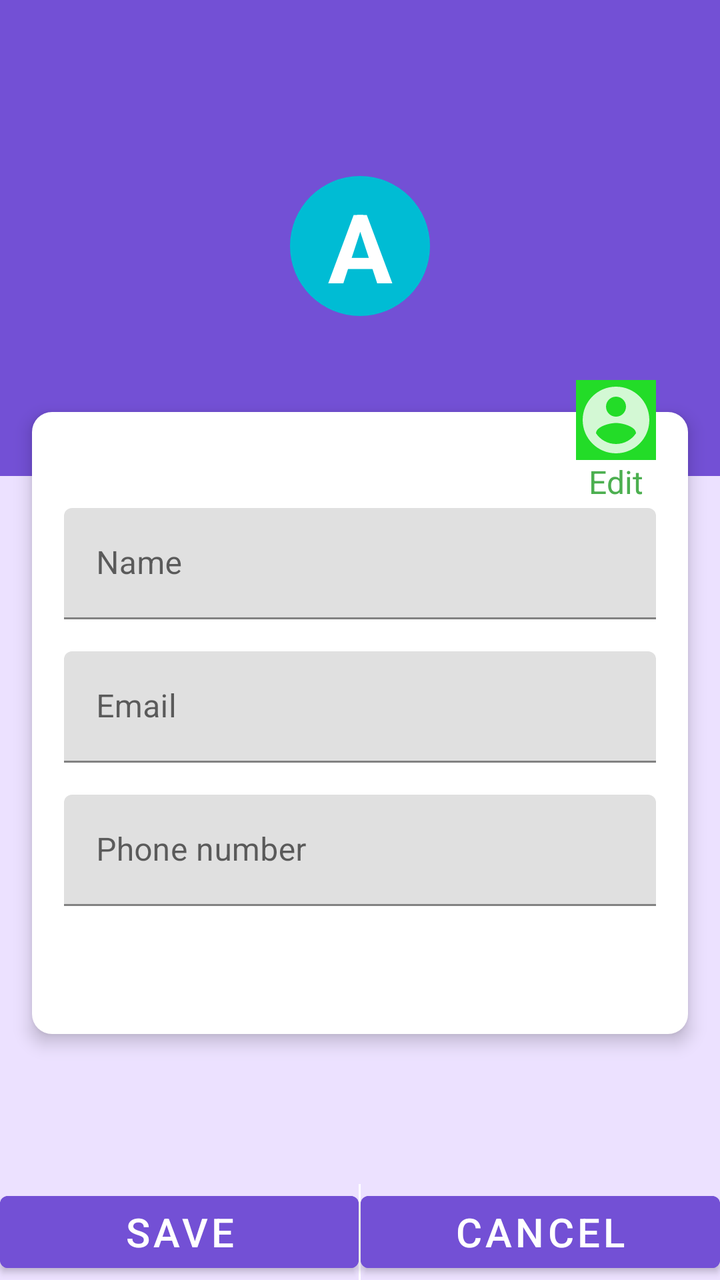
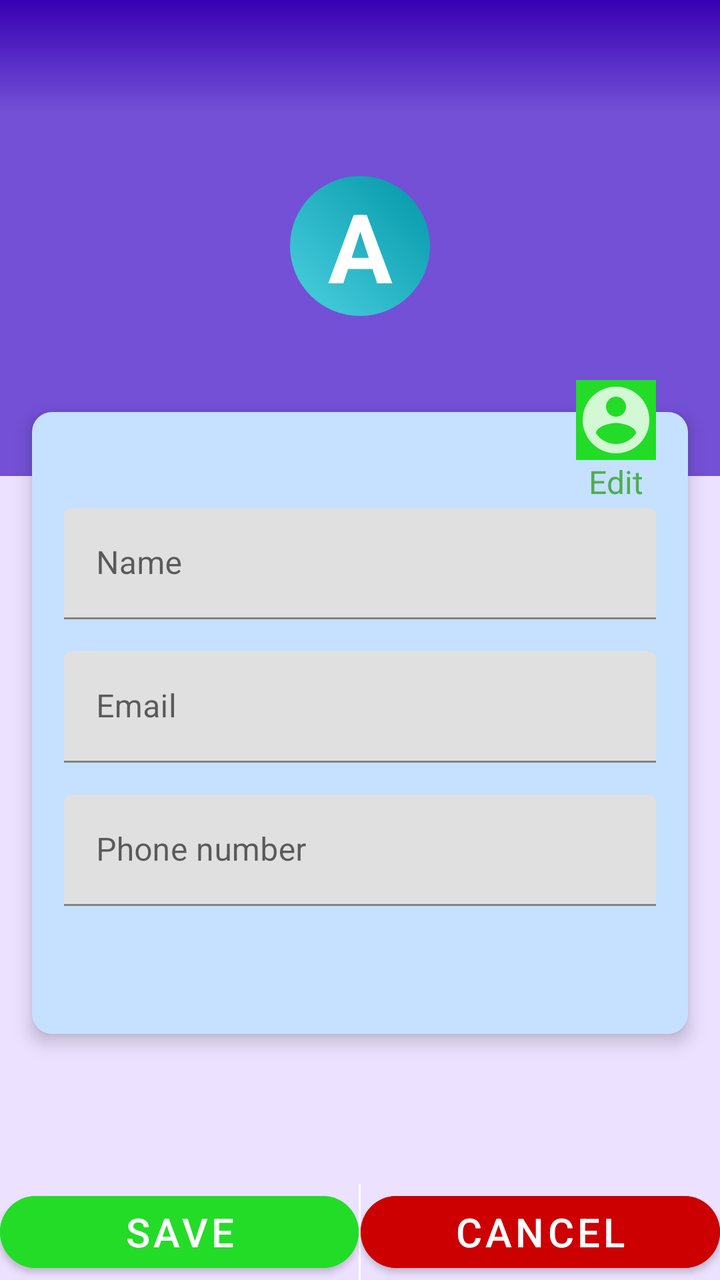

Screens rendered from an Android XML layout before and after an edit, with the pre-edit source and the edit as a unified diff.
<!-- AndroidManifest.xml: application theme Theme.Quiz -->
<!-- res/layout/activity_my_profile.xml -->
<?xml version="1.0" encoding="utf-8"?>
<androidx.constraintlayout.widget.ConstraintLayout xmlns:android="http://schemas.android.com/apk/res/android"
    xmlns:app="http://schemas.android.com/apk/res-auto"
    xmlns:tools="http://schemas.android.com/tools"
    android:id="@+id/main"
    android:layout_width="match_parent"
    android:layout_height="match_parent"
    android:background="@color/background"
    tools:context=".MyProfileActivity"
    android:fitsSystemWindows="true">

    <androidx.appcompat.widget.Toolbar
        android:id="@+id/toolbar"
        android:layout_width="match_parent"
        android:layout_height="?attr/actionBarSize"
        app:layout_constraintTop_toTopOf="parent"
        app:layout_constraintLeft_toLeftOf="parent"
        app:layout_constraintEnd_toEndOf="parent"
        android:background="@color/primary"
        android:clickable="true"
        android:focusable="true" />
    <LinearLayout
        android:layout_width="match_parent"
        android:layout_height="wrap_content"
        android:id="@+id/ll1"
        android:orientation="vertical"
        android:background="@color/primary"
        android:gravity="center"
        android:paddingTop="32dp"
        android:paddingBottom="64dp"
        app:layout_constraintStart_toStartOf="parent"
        app:layout_constraintEnd_toEndOf="parent"
        app:layout_constraintTop_toBottomOf="@id/toolbar">

          <TextView
              android:layout_width="70dp"
              android:layout_height="70dp"
              android:id="@+id/mp_profileTV"
              android:layout_marginBottom="16dp"
              android:text="A"
              android:gravity="center"
              android:textSize="48sp"
              android:textStyle="bold"
              android:textColor="@color/white"
              android:background="@drawable/circle"/>


    </LinearLayout>
    <View
        android:layout_width="0dp"
        android:layout_height="1dp"
        android:id="@+id/divider"
        app:layout_constraintStart_toStartOf="parent"
        app:layout_constraintEnd_toEndOf="parent"
        app:layout_constraintBottom_toBottomOf="@id/ll1"
        android:visibility="invisible"
        android:layout_marginStart="8dp"
        android:layout_marginEnd="8dp"
        android:layout_marginBottom="48dp"/>
    <LinearLayout
        android:layout_width="0dp"
        android:layout_height="wrap_content"
        android:orientation="vertical"
        android:background="@drawable/round_view"
        app:layout_constraintStart_toStartOf="parent"
        app:layout_constraintEnd_toEndOf="parent"
        app:layout_constraintTop_toBottomOf="@id/divider"
        android:layout_marginStart="16dp"
        android:layout_marginEnd="16dp"
        android:layout_marginTop="16dp"
        android:paddingBottom="64dp"
        android:paddingTop="32dp"
        android:paddingLeft="16dp"
        android:paddingRight="16dp"
        android:elevation="5dp">
        <com.google.android.material.textfield.TextInputLayout
            android:layout_width="match_parent"
            android:layout_height="wrap_content"
            android:layout_marginTop="16dp"
            >
            <EditText
                android:layout_width="match_parent"
                android:layout_height="wrap_content"
                android:id="@+id/mp_name"
                android:hint="Name"
                android:inputType="text"/>

        </com.google.android.material.textfield.TextInputLayout>

        <com.google.android.material.textfield.TextInputLayout
            android:layout_width="match_parent"
            android:layout_height="wrap_content"
            android:layout_marginTop="16dp"
            >
            <EditText
                android:layout_width="match_parent"
                android:layout_height="wrap_content"
                android:id="@+id/mp_email"
                android:hint="Email"
                android:inputType="text"/>

        </com.google.android.material.textfield.TextInputLayout>
        <com.google.android.material.textfield.TextInputLayout
            android:layout_width="match_parent"
            android:layout_height="wrap_content"
            android:layout_marginTop="16dp"
            >
            <EditText
                android:layout_width="match_parent"
                android:layout_height="wrap_content"
                android:id="@+id/mp_number"
                android:hint="Phone number"
                android:inputType="number|phone"/>

        </com.google.android.material.textfield.TextInputLayout>

    </LinearLayout>
    <LinearLayout
        android:layout_width="wrap_content"
        android:layout_height="wrap_content"
        android:id="@+id/edit_btn"
        android:orientation="vertical"
        android:elevation="7dp"
        android:layout_marginRight="32dp"
        android:gravity="center"
        app:layout_constraintEnd_toEndOf="parent"
        app:layout_constraintTop_toBottomOf="@id/divider">
        <ImageView
            android:layout_width="40dp"
            android:layout_height="40dp"

            android:src="@drawable/ic_account"
            android:background="@color/green"/>
        <TextView
            android:layout_width="wrap_content"
            android:layout_height="wrap_content"
            android:text="Edit"
            android:textSize="16sp"
            android:textColor="@color/green_500"/>

    </LinearLayout>
    <LinearLayout
        android:layout_width="match_parent"
        android:layout_height="wrap_content"
        android:id="@+id/button_layout"
        android:orientation="horizontal"
        app:layout_constraintStart_toStartOf="parent"
        app:layout_constraintEnd_toEndOf="parent"
        app:layout_constraintBottom_toBottomOf="parent">
        <Button
            android:id="@+id/mp_save_btn"
            android:layout_width="48dp"
            android:layout_height="48dp"
            android:layout_weight="1"
            android:backgroundTint="@color/primary"
            android:elevation="5dp"
            android:text="Save"
            android:textColor="@color/white"
            android:textSize="20sp" />

        <View
            android:layout_width="1dp"
            android:layout_height="match_parent"
            android:background="@color/white" />

        <Button
            android:id="@+id/mp_cancelBtn"
            android:layout_width="48dp"
            android:layout_height="48dp"
            android:layout_weight="1"
            android:backgroundTint="@color/primary"
            android:elevation="5dp"
            android:text="Cancel"
            android:textColor="@color/white"
            android:textSize="20sp" />

    </LinearLayout>


</androidx.constraintlayout.widget.ConstraintLayout>
<!-- resources referenced by this layout -->
<resources>
  <color name="background">#ECE1FF</color>
  <color name="green">#23DC28</color>
  <color name="green_500">#4CAF50</color>
  <color name="primary">#7350D5</color>
  <color name="white">#FFFFFFFF</color>
  <!-- drawable circle (drawable) -->
  <?xml version="1.0" encoding="utf-8"?>
  <shape android:shape="oval" xmlns:android="http://schemas.android.com/apk/res/android">
      <solid android:color="#00BCD4"/>
      <size android:width="20dp"
          android:height="20dp"
          />
  
  </shape>
  <!-- drawable ic_account (drawable-anydpi) -->
  <vector xmlns:android="http://schemas.android.com/apk/res/android"
      android:width="24dp"
      android:height="24dp"
      android:viewportWidth="24"
      android:viewportHeight="24"
      android:tint="#FFFFFF"
      android:alpha="0.8">
    <path
        android:fillColor="@android:color/white"
        android:pathData="M12,2C6.48,2 2,6.48 2,12s4.48,10 10,10 10,-4.48 10,-10S17.52,2 12,2zM12,5c1.66,0 3,1.34 3,3s-1.34,3 -3,3 -3,-1.34 -3,-3 1.34,-3 3,-3zM12,19.2c-2.5,0 -4.71,-1.28 -6,-3.22 0.03,-1.99 4,-3.08 6,-3.08 1.99,0 5.97,1.09 6,3.08 -1.29,1.94 -3.5,3.22 -6,3.22z"/>
  </vector>
  <!-- drawable round_view (drawable) -->
  <?xml version="1.0" encoding="utf-8"?>
  <shape android:shape="rectangle" xmlns:android="http://schemas.android.com/apk/res/android">
      <corners android:radius="10dp"/>
      <solid android:color="@color/white"/>
  
  </shape>
  <style name="Theme.Quiz" parent="Theme.MaterialComponents.DayNight.NoActionBar">
          
          <item name="colorPrimary">@color/purple_500</item>
          <item name="colorPrimaryVariant">@color/purple_700</item>
          <item name="colorOnPrimary">@color/white</item>
  
          
          <item name="colorSecondary">@color/teal_200</item>
          <item name="colorSecondaryVariant">@color/teal_700</item>
          <item name="colorOnSecondary">@color/black</item>
  
          
          <item name="android:statusBarColor">?attr/colorPrimaryVariant</item>
      </style>
  <color name="purple_500">#FF6200EE</color>
  <color name="purple_700">#FF3700B3</color>
  <color name="teal_200">#FF03DAC5</color>
  <color name="teal_700">#FF018786</color>
  <color name="black">#FF000000</color>
</resources>

<!-- the commit's change to res/layout/activity_my_profile.xml (unified diff, before → after) -->
@@ -16,7 +16,7 @@
         app:layout_constraintTop_toTopOf="parent"
         app:layout_constraintLeft_toLeftOf="parent"
         app:layout_constraintEnd_toEndOf="parent"
-        android:background="@color/primary"
+        android:background="@drawable/toolbar_gradient"
         android:clickable="true"
         android:focusable="true" />
     <LinearLayout
@@ -147,16 +147,18 @@
         app:layout_constraintStart_toStartOf="parent"
         app:layout_constraintEnd_toEndOf="parent"
         app:layout_constraintBottom_toBottomOf="parent">
+
         <Button
             android:id="@+id/mp_save_btn"
             android:layout_width="48dp"
             android:layout_height="48dp"
             android:layout_weight="1"
-            android:backgroundTint="@color/primary"
+            android:backgroundTint="@color/green"
             android:elevation="5dp"
             android:text="Save"
             android:textColor="@color/white"
-            android:textSize="20sp" />
+            android:textSize="20sp"
+            app:cornerRadius="20dp" />
 
         <View
             android:layout_width="1dp"
@@ -168,11 +170,12 @@
             android:layout_width="48dp"
             android:layout_height="48dp"
             android:layout_weight="1"
-            android:backgroundTint="@color/primary"
+            android:backgroundTint="@color/red"
             android:elevation="5dp"
             android:text="Cancel"
             android:textColor="@color/white"
-            android:textSize="20sp" />
+            android:textSize="20sp"
+            app:cornerRadius="20dp" />
 
     </LinearLayout>
 
<!-- resource entries referenced after the edit -->
@@ -4,11 +4,15 @@
   <color name="green">#23DC28</color>
   <color name="green_500">#4CAF50</color>
   <color name="primary">#7350D5</color>
+  <color name="red">#CC0000</color>
   <color name="white">#FFFFFFFF</color>
   <!-- drawable circle (drawable) -->
   <?xml version="1.0" encoding="utf-8"?>
   <shape android:shape="oval" xmlns:android="http://schemas.android.com/apk/res/android">
-      <solid android:color="#00BCD4"/>
+      <gradient
+      android:startColor="#4DD0E1"
+      android:endColor="#0097A7"
+      android:angle="45" />
       <size android:width="20dp"
           android:height="20dp"
           />
@@ -30,8 +34,15 @@
   <?xml version="1.0" encoding="utf-8"?>
   <shape android:shape="rectangle" xmlns:android="http://schemas.android.com/apk/res/android">
       <corners android:radius="10dp"/>
-      <solid android:color="@color/white"/>
+      <solid android:color="#C6E0FF"/>
   
+  </shape>
+  <!-- drawable toolbar_gradient (drawable) -->
+  <shape xmlns:android="http://schemas.android.com/apk/res/android" android:shape="rectangle">
+      <gradient
+          android:startColor="@color/primary"
+          android:endColor="@color/purple_700"
+          android:angle="90"/>
   </shape>
   <style name="Theme.Quiz" parent="Theme.MaterialComponents.DayNight.NoActionBar">
           
